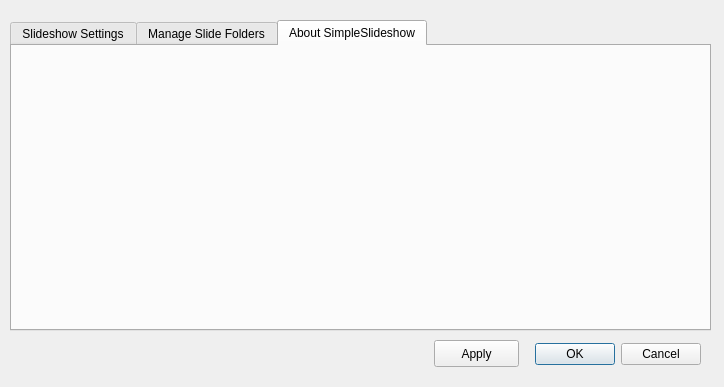
Above: src/settings_window_view.ui from benoid/SimpleSlideshow before the change. Below: the same form after it.
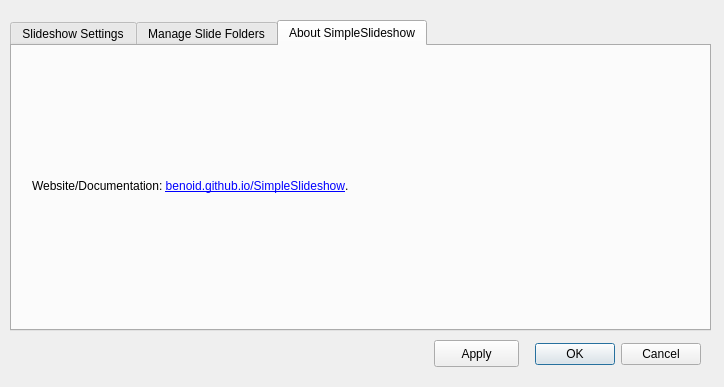
That is the form after the change.

Commit message: Added github project page link

The edit to the form file:
```diff
--- a/src/settings_window_view.ui
+++ b/src/settings_window_view.ui
@@ -336,6 +336,19 @@
     <attribute name="title">
      <string>About SimpleSlideshow</string>
     </attribute>
+    <widget class="QLabel" name="label_7">
+     <property name="geometry">
+      <rect>
+       <x>20</x>
+       <y>130</y>
+       <width>431</width>
+       <height>20</height>
+      </rect>
+     </property>
+     <property name="text">
+      <string>Website/Documentation: &lt;a href=&quot;benoid.github.io/SimpleSlideshow&quot;&gt;benoid.github.io/SimpleSlideshow&lt;/a&gt;.</string>
+     </property>
+    </widget>
    </widget>
   </widget>
   <widget class="QPushButton" name="pushButton">
```
